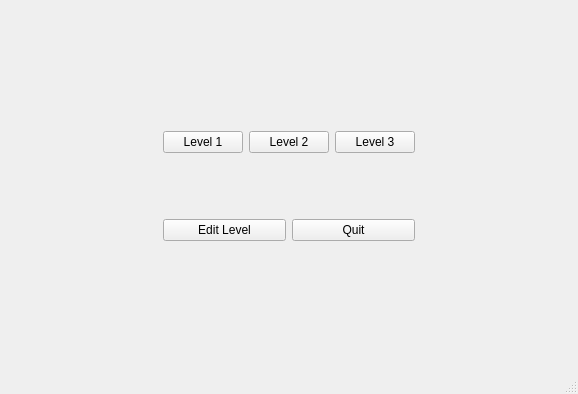
Before: the Qt Designer form mainwindow.ui in Ts-myself/CS205_Proj, drawn with Qt 5.
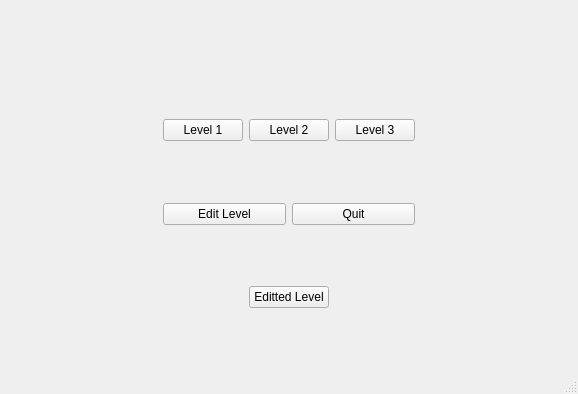
After: the same form once the commit is applied.

Commit message: (GUI)修改box internal_level没打印 等bug

```diff
--- a/mainwindow.ui
+++ b/mainwindow.ui
@@ -127,6 +127,43 @@
           </property>
          </spacer>
         </item>
+        <item>
+         <layout class="QHBoxLayout" name="horizontalLayout_5">
+          <item>
+           <spacer name="horizontalSpacer_3">
+            <property name="orientation">
+             <enum>Qt::Horizontal</enum>
+            </property>
+            <property name="sizeHint" stdset="0">
+             <size>
+              <width>40</width>
+              <height>20</height>
+             </size>
+            </property>
+           </spacer>
+          </item>
+          <item>
+           <widget class="QPushButton" name="edittedLevelButton">
+            <property name="text">
+             <string>Editted Level</string>
+            </property>
+           </widget>
+          </item>
+          <item>
+           <spacer name="horizontalSpacer_4">
+            <property name="orientation">
+             <enum>Qt::Horizontal</enum>
+            </property>
+            <property name="sizeHint" stdset="0">
+             <size>
+              <width>40</width>
+              <height>20</height>
+             </size>
+            </property>
+           </spacer>
+          </item>
+         </layout>
+        </item>
         <item>
          <spacer name="verticalSpacer_2">
           <property name="orientation">
```
The commit also changes 12 other files.
